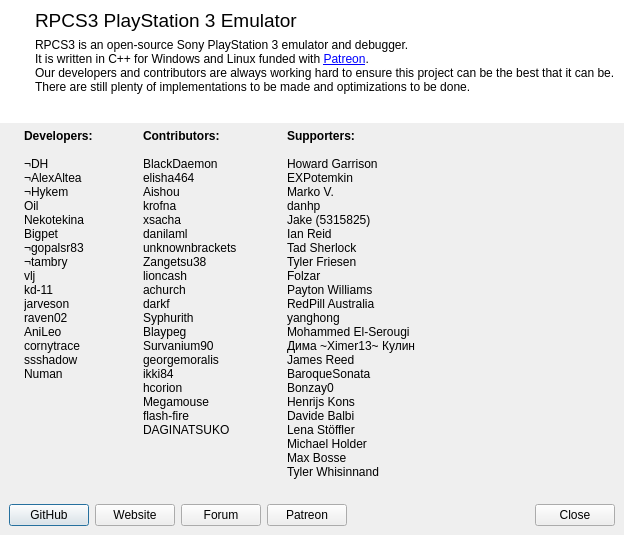
Qt form rpcs3/rpcs3qt/about_dialog.ui (RPCS3/rpcs3) before a commit.
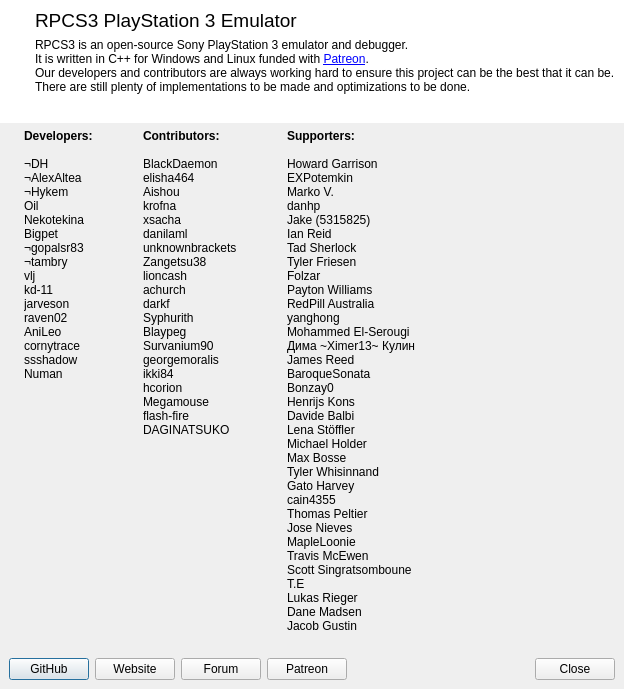
The same form after that commit. Icons and pictures are not drawn.

Diff of the .ui file:
```diff
--- a/rpcs3/rpcs3qt/about_dialog.ui
+++ b/rpcs3/rpcs3qt/about_dialog.ui
@@ -7,7 +7,7 @@
     <x>0</x>
     <y>0</y>
     <width>609</width>
-    <height>513</height>
+    <height>656</height>
    </rect>
   </property>
   <property name="sizePolicy">
@@ -224,7 +224,7 @@
      <item>
       <widget class="QLabel" name="label_7">
        <property name="text">
-        <string>&lt;p&gt;&lt;b&gt;Supporters:&lt;/b&gt;&lt;br&gt;&lt;br&gt;Howard Garrison&lt;br&gt;EXPotemkin&lt;br&gt;Marko V.&lt;br&gt;danhp&lt;br&gt;Jake (5315825)&lt;br&gt;Ian Reid&lt;br&gt;Tad Sherlock&lt;br&gt;Tyler Friesen&lt;br&gt;Folzar&lt;br&gt;Payton Williams&lt;br&gt;RedPill Australia&lt;br&gt;yanghong&lt;br&gt;Mohammed El-Serougi&lt;br&gt;Дима ~Ximer13~ Кулин&lt;br&gt;James Reed&lt;br&gt;BaroqueSonata&lt;br&gt;Bonzay0&lt;br&gt;Henrijs Kons&lt;br&gt;Davide Balbi&lt;br&gt;Lena Stöffler&lt;br&gt;Michael Holder&lt;br&gt;Max Bosse&lt;br&gt;Tyler Whisinnand&lt;/p&gt;</string>
+        <string>&lt;p&gt;&lt;b&gt;Supporters:&lt;/b&gt;&lt;br&gt;&lt;br&gt;Howard Garrison&lt;br&gt;EXPotemkin&lt;br&gt;Marko V.&lt;br&gt;danhp&lt;br&gt;Jake (5315825)&lt;br&gt;Ian Reid&lt;br&gt;Tad Sherlock&lt;br&gt;Tyler Friesen&lt;br&gt;Folzar&lt;br&gt;Payton Williams&lt;br&gt;RedPill Australia&lt;br&gt;yanghong&lt;br&gt;Mohammed El-Serougi&lt;br&gt;Дима ~Ximer13~ Кулин&lt;br&gt;James Reed&lt;br&gt;BaroqueSonata&lt;br&gt;Bonzay0&lt;br&gt;Henrijs Kons&lt;br&gt;Davide Balbi&lt;br&gt;Lena Stöffler&lt;br&gt;Michael Holder&lt;br&gt;Max Bosse&lt;br&gt;Tyler Whisinnand&lt;br&gt;Gato Harvey&lt;br&gt;cain4355&lt;br&gt;Thomas Peltier&lt;br&gt;Jose Nieves&lt;br&gt;MapleLoonie&lt;br&gt;Travis McEwen&lt;br&gt;Scott Singratsomboune&lt;br&gt;T.E&lt;br&gt;Lukas Rieger&lt;br&gt;Dane Madsen&lt;br&gt;Jacob Gustin&lt;/p&gt;</string>
        </property>
        <property name="alignment">
         <set>Qt::AlignLeading|Qt::AlignLeft|Qt::AlignTop</set>
```
